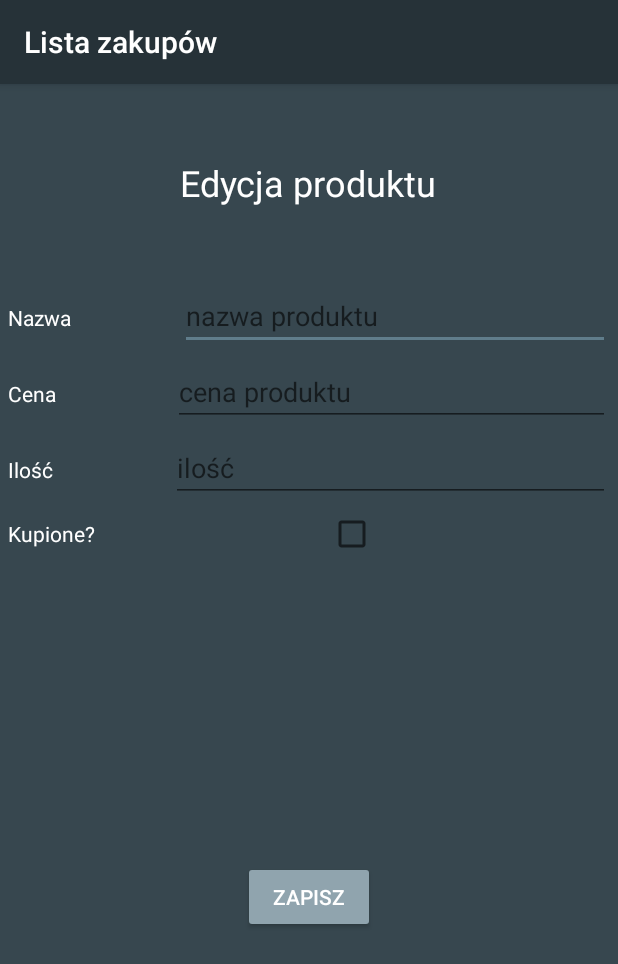
After one commit to tope96/Android-Shop-List, an Android app: the EditItemActivity screen opened directly, with no data from a screen before it, on a phone screen of 412 x 824 dp. The commit adds this screen. Shown: the top 964 px of the screen. Run offline under Robolectric (Android 15) with nearby library versions, the phone set to English and light mode, and no system bars; our stand-ins replace Room's generated code; 6 statements that could not run were skipped.

Commit message:
everything works

```diff
--- a/app/src/main/AndroidManifest.xml
+++ b/app/src/main/AndroidManifest.xml
@@ -9,7 +9,8 @@
         android:roundIcon="@mipmap/ic_launcher_round"
         android:supportsRtl="true"
         android:theme="@style/AppTheme">
-        <activity android:name=".AddItemActivity"></activity>
+        <activity android:name=".EditItemActivity"></activity>
+        <activity android:name=".AddItemActivity" />
         <activity android:name=".options" />
         <activity android:name=".list" />
         <activity android:name=".MainActivity">
--- /dev/null
+++ b/app/src/main/java/com/example/firstproject/EditItemActivity.java
@@ -0,0 +1,111 @@
+package com.example.firstproject;
+
+import androidx.appcompat.app.AppCompatActivity;
+import androidx.room.Room;
+
+import android.content.Context;
+import android.content.Intent;
+import android.content.SharedPreferences;
+import android.database.sqlite.SQLiteConstraintException;
+import android.os.Bundle;
+import android.view.View;
+import android.widget.CheckBox;
+import android.widget.EditText;
+import android.widget.TextView;
+import android.widget.Toast;
+
+import java.util.List;
+
+import static com.example.firstproject.list.adapter;
+
+public class EditItemActivity extends AppCompatActivity {
+
+    private SharedPreferences preferences;
+
+    private EditText name, price, count;
+    private CheckBox bought;
+    private ProductDAO productDAO;
+    private String names;
+
+    @Override
+    protected void onCreate(Bundle savedInstanceState) {
+        preferences = getSharedPreferences("settings", Context.MODE_PRIVATE);
+        boolean darkMode = preferences.getBoolean("darkTheme", true);
+        changeTheme(darkMode);
+
+        super.onCreate(savedInstanceState);
+        setContentView(R.layout.activity_edit_item);
+
+        Intent in = getIntent();
+
+        productDAO = Room.databaseBuilder(this, AppDatabase.class, "product")
+                .allowMainThreadQueries()   //Allows room to do operation on main thread
+                .build()
+                .getContactDAO();
+
+        int itemPosition = in.getIntExtra("itemPosition", 1);
+
+
+
+        name = findViewById(R.id.etEditName);
+        price = findViewById(R.id.etEditPrice);
+        count = findViewById(R.id.etEditCount);
+        bought = findViewById(R.id.cbEditBought);
+
+        name.setText(productDAO.select(getItem(itemPosition)).getName());
+        price.setText(productDAO.select(getItem(itemPosition)).getPrice()+"");
+        count.setText(productDAO.select(getItem(itemPosition)).getCount()+"");
+        bought.setChecked(productDAO.select(getItem(itemPosition)).isBought());
+
+        names = productDAO.select(getItem(itemPosition)).getName();
+
+    }
+
+    @Override
+    protected void onStart() {
+        boolean darkMode = preferences.getBoolean("darkTheme", true);
+        changeTheme(darkMode);
+        super.onStart();
+    }
+
+    private String getItem(int position){
+        List<ListItem> il = productDAO.getAll();
+
+        return il.get(position).getName();
+    }
+
+    private void changeTheme(boolean dark){
+        if(dark){
+            setTheme(R.style.AppTheme2);
+        }else{
+            setTheme(R.style.AppTheme);
+        }
+
+    }
+
+    private List<ListItem> getItems(){
+        List<ListItem> il = productDAO.getAll();
+        return il;
+    }
+
+    public void saveEditedItem(View view) {
+        String pName = name.getText().toString();
+        int pCount = Integer.parseInt(count.getText().toString());
+        int pPrice = Integer.parseInt(price.getText().toString());
+        boolean pBought = false;
+
+        if(bought.isChecked()){
+            pBought = true;
+        }else{
+            pBought = false;
+        }
+
+        try {
+            productDAO.updateRow(pName, pPrice, pCount, pBought, names);
+            setResult(RESULT_OK);
+            finish();
+        } catch (SQLiteConstraintException e) {
+            Toast.makeText(this, "Taki produkt już istnieje. Wybierz inną nazwę.", Toast.LENGTH_SHORT).show();
+        }
+    }
+}
--- a/app/src/main/java/com/example/firstproject/MyAdapter.java
+++ b/app/src/main/java/com/example/firstproject/MyAdapter.java
@@ -1,6 +1,7 @@
 package com.example.firstproject;
 
 import android.content.Context;
+import android.content.Intent;
 import android.util.AttributeSet;
 import android.view.LayoutInflater;
 import android.view.View;
@@ -17,6 +18,8 @@ import androidx.recyclerview.widget.RecyclerView;
 import androidx.recyclerview.widget.RecyclerView.ViewHolder;
 
 import java.util.List;
+
+import static com.example.firstproject.list.adapter;
 
 public class MyAdapter extends RecyclerView.Adapter<MyAdapter.ViewHolder> {
 
@@ -93,7 +96,11 @@ public class MyAdapter extends RecyclerView.Adapter<MyAdapter.ViewHolder> {
 
         @Override
         public void onClick(View v) {
-            Toast.makeText(MyAdapter.this.context, "selected " + name.getText(), Toast.LENGTH_LONG);
+            Intent intent = new Intent(context, EditItemActivity.class);
+            intent.putExtra("itemPosition", getAdapterPosition());
+            context.startActivity(intent);
         }
+
+
     }
 }
--- a/app/src/main/java/com/example/firstproject/ProductDAO.java
+++ b/app/src/main/java/com/example/firstproject/ProductDAO.java
@@ -4,6 +4,7 @@ import androidx.room.Dao;
 import androidx.room.Delete;
 import androidx.room.Insert;
 import androidx.room.Query;
+import androidx.room.Update;
 
 import java.util.List;
 
@@ -13,8 +14,12 @@ public interface ProductDAO {
     @Query("SELECT * FROM product")
     List<ListItem> getAll();
 
-    @Query("SELECT * FROM product WHERE Name IN (:productsNames)")
-    List<ListItem> loadAllByIds(String[] productsNames);
+    @Query("SELECT * FROM product WHERE Name LIKE (:productsNames)")
+    ListItem select(String productsNames);
+
+    @Query("UPDATE product SET Name = (:newName), Price = (:newPrice), Count = (:newCount), Bought = (:newBought) WHERE Name = (:oldName)")
+    void updateRow(String newName, int newPrice, int newCount, boolean newBought, String oldName);
+
 
     @Insert
     void insertAll(ListItem... listItems);
@@ -22,4 +27,8 @@ public interface ProductDAO {
     @Delete
     void delete(ListItem listItem);
 
+    @Update
+    void update(ListItem listItem);
+
+
 }
--- a/app/src/main/java/com/example/firstproject/SwipeToDeleteCallback.java
+++ b/app/src/main/java/com/example/firstproject/SwipeToDeleteCallback.java
@@ -5,6 +5,7 @@ import android.graphics.Color;
 import android.graphics.drawable.ColorDrawable;
 import android.graphics.drawable.Drawable;
 import android.view.View;
+import android.widget.Toast;
 
 import androidx.annotation.NonNull;
 import androidx.core.content.ContextCompat;
@@ -27,7 +28,8 @@ public class SwipeToDeleteCallback extends ItemTouchHelper.SimpleCallback {
     private ProductDAO productDAO;
 
     public SwipeToDeleteCallback(MyAdapter adapter) {
-        super(0, ItemTouchHelper.LEFT | ItemTouchHelper.RIGHT);
+        super(0, ItemTouchHelper.RIGHT);
+
         mAdapter = adapter;
         icon = ContextCompat.getDrawable(mAdapter.getContext(),
                 R.drawable.ic_clear_black_24dp);
@@ -46,9 +48,13 @@ public class SwipeToDeleteCallback extends ItemTouchHelper.SimpleCallback {
                 .allowMainThreadQueries()   //Allows room to do operation on main thread
                 .build()
                 .getContactDAO();
+
         List<ListItem> il = productDAO.getAll();
-        productDAO.delete(il.get(position));
-        mAdapter.deleteItem(position);
+
+            productDAO.delete(il.get(position));
+            mAdapter.deleteItem(position);
+
+
     }
 
     @Override
@@ -77,4 +83,7 @@ public class SwipeToDeleteCallback extends ItemTouchHelper.SimpleCallback {
         background.draw(c);
         icon.draw(c);
     }
+
+    public void bleh() {
+    }
 }
--- a/app/src/main/java/com/example/firstproject/list.java
+++ b/app/src/main/java/com/example/firstproject/list.java
@@ -1,5 +1,6 @@
 package com.example.firstproject;
 
+import androidx.annotation.NonNull;
 import androidx.annotation.Nullable;
 import androidx.appcompat.app.AppCompatActivity;
 import androidx.recyclerview.widget.DividerItemDecoration;
@@ -53,11 +54,18 @@ public class list extends AppCompatActivity {
         rv.addItemDecoration(divider);
 
         adapter = new MyAdapter(getItems(), this);
+
         rv.setAdapter(adapter);
 
         ItemTouchHelper itemTouchHelper = new
                 ItemTouchHelper(new SwipeToDeleteCallback(adapter));
         itemTouchHelper.attachToRecyclerView(rv);
+    }
+
+    @Override
+    protected void onStart() {
+        super.onStart();
+        adapter.updateData(getItems());
     }
 
     protected void onActivityResult(int requestCode, int resultCode, Intent data) {
@@ -81,12 +89,6 @@ public class list extends AppCompatActivity {
 
     }
 
-    public void deleteItem(int position){
-        adapter.deleteItem(cos);
-        List<ListItem> il = productDAO.getAll();
-        il.remove(position);
-        adapter.updateData(il);
-    }
 
     public void addItem(View view) {
         Intent in = getIntent();
--- /dev/null
+++ b/app/src/main/res/layout/activity_edit_item.xml
@@ -0,0 +1,135 @@
+<?xml version="1.0" encoding="utf-8"?>
+<androidx.constraintlayout.widget.ConstraintLayout xmlns:android="http://schemas.android.com/apk/res/android"
+    xmlns:app="http://schemas.android.com/apk/res-auto"
+    xmlns:tools="http://schemas.android.com/tools"
+    android:layout_width="match_parent"
+    android:layout_height="match_parent"
+    tools:context=".AddItemActivity">
+
+    <TextView
+        android:id="@+id/textView"
+        android:layout_width="wrap_content"
+        android:layout_height="wrap_content"
+        android:text="Edycja produktu"
+        android:textSize="24sp"
+        app:layout_constraintBottom_toBottomOf="parent"
+        app:layout_constraintEnd_toEndOf="parent"
+        app:layout_constraintHorizontal_bias="0.498"
+        app:layout_constraintStart_toStartOf="parent"
+        app:layout_constraintTop_toTopOf="parent"
+        app:layout_constraintVertical_bias="0.067" />
+
+    <LinearLayout
+        android:id="@+id/linearLayout2"
+        android:layout_width="match_parent"
+        android:layout_height="wrap_content"
+        android:orientation="vertical"
+        android:paddingLeft="5dp"
+        android:paddingRight="5dp"
+        app:layout_constraintTop_toBottomOf="@id/textView">
+
+        <LinearLayout
+            android:layout_width="match_parent"
+            android:layout_height="match_parent"
+            android:layout_marginTop="50dp"
+            android:layout_marginBottom="5dp"
+            android:orientation="horizontal">
+
+            <TextView
+                android:id="@+id/textView5"
+                android:layout_width="wrap_content"
+                android:layout_height="wrap_content"
+                android:layout_weight="1"
+                android:text="Nazwa" />
+
+            <EditText
+                android:id="@+id/etEditName"
+                android:layout_width="wrap_content"
+                android:layout_height="wrap_content"
+                android:layout_weight="1"
+                android:ems="10"
+                android:hint="nazwa produktu"
+                android:inputType="textPersonName" />
+
+        </LinearLayout>
+
+        <LinearLayout
+            android:layout_width="match_parent"
+            android:layout_height="match_parent"
+            android:layout_marginBottom="5dp"
+            android:orientation="horizontal">
+
+            <TextView
+                android:id="@+id/textView4"
+                android:layout_width="wrap_content"
+                android:layout_height="wrap_content"
+                android:layout_weight="1"
+                android:text="Cena" />
+
+            <EditText
+                android:id="@+id/etEditPrice"
+                android:layout_width="wrap_content"
+                android:layout_height="wrap_content"
+                android:layout_weight="1"
+                android:ems="10"
+                android:hint="cena produktu"
+                android:inputType="numberSigned" />
+
+        </LinearLayout>
+
+        <LinearLayout
+            android:layout_width="match_parent"
+            android:layout_height="match_parent"
+            android:layout_marginBottom="5dp"
+            android:orientation="horizontal">
+
+            <TextView
+                android:id="@+id/textView6"
+                android:layout_width="wrap_content"
+                android:layout_height="wrap_content"
+                android:layout_weight="1"
+                android:text="Ilość" />
+
+            <EditText
+                android:id="@+id/etEditCount"
+                android:layout_width="wrap_content"
+                android:layout_height="wrap_content"
+                android:layout_weight="1"
+                android:ems="10"
+                android:hint="ilość"
+                android:inputType="number" />
+
+        </LinearLayout>
+
+        <LinearLayout
+            android:layout_width="match_parent"
+            android:layout_height="match_parent"
+            android:orientation="horizontal">
+
+            <TextView
+                android:id="@+id/textView7"
+                android:layout_width="wrap_content"
+                android:layout_height="wrap_content"
+                android:layout_weight="1"
+                android:text="Kupione?" />
+
+            <CheckBox
+                android:id="@+id/cbEditBought"
+                android:layout_width="wrap_content"
+                android:layout_height="wrap_content"
+                android:layout_weight="1" />
+        </LinearLayout>
+    </LinearLayout>
+
+    <Button
+        android:id="@+id/bSaveEditedItem"
+        android:layout_width="wrap_content"
+        android:layout_height="wrap_content"
+        android:onClick="saveEditedItem"
+        android:text="Zapisz"
+        app:layout_constraintBottom_toBottomOf="parent"
+        app:layout_constraintEnd_toEndOf="parent"
+        app:layout_constraintStart_toStartOf="parent"
+        app:layout_constraintTop_toBottomOf="@+id/linearLayout2" />
+
+</androidx.constraintlayout.widget.ConstraintLayout>
--- a/app/src/main/res/layout/activity_list_item.xml
+++ b/app/src/main/res/layout/activity_list_item.xml
@@ -56,7 +56,9 @@
             android:id="@+id/cbBought"
             android:layout_width="wrap_content"
             android:layout_height="wrap_content"
-            android:layout_weight="1" />
+            android:layout_weight="1"
+            android:clickable="false"
+            android:text="kupione" />
 
     </LinearLayout>
 
```
